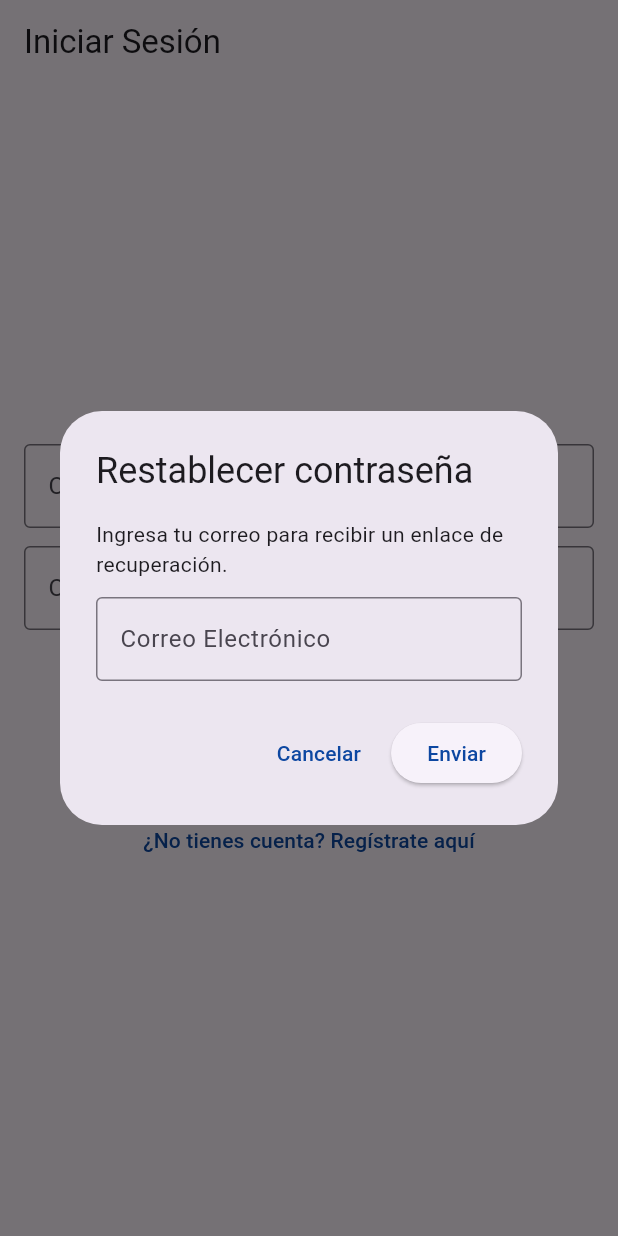
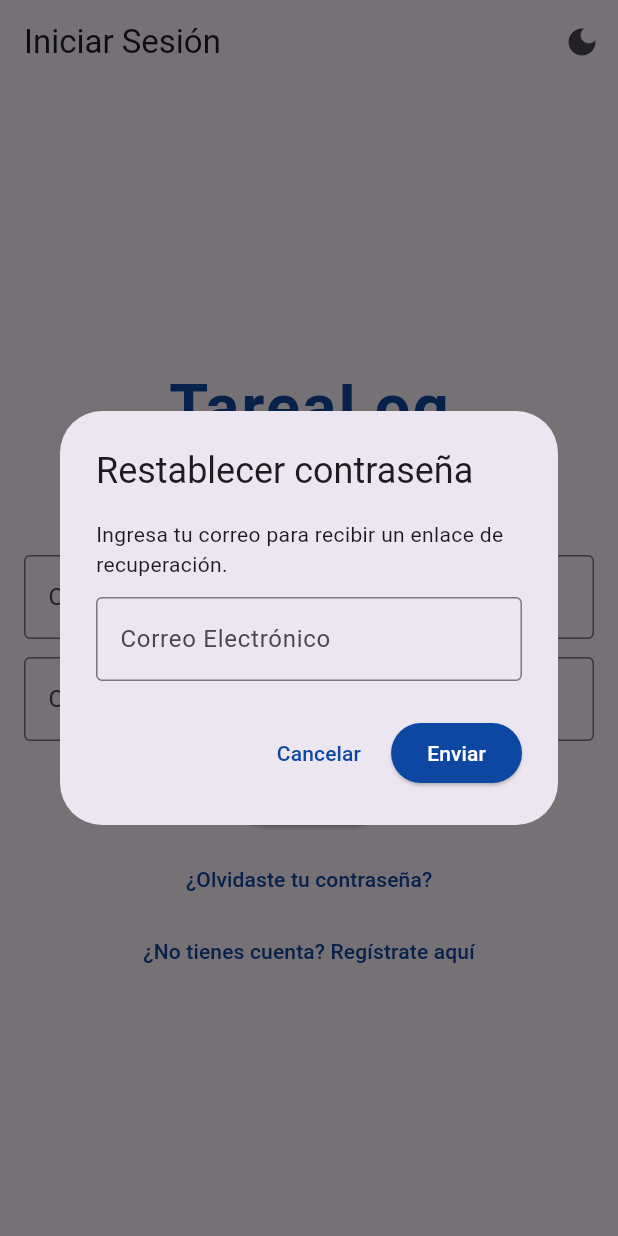
Before and after one commit to CristianRamirez023/TareaLog, a Flutter app: the screen it shows after launch, after a tap on "¿Olvidaste tu contraseña?", on a phone screen of 412 x 824 dp. Run offline on Flutter 3.47's test engine with Material 3 defaults, Android fonts, the phone set to English and light mode, and no system bars; our stand-ins replace cloud_firestore, firebase_auth, firebase_core, shared_preferences; accounts and stored records are empty.

Commit message:
feat: implementacion del  modo claro y oscuro

```diff
--- /dev/null
+++ b/lib/controllers/theme_controller.dart
@@ -0,0 +1,45 @@
+import 'package:flutter/material.dart';
+import 'package:shared_preferences/shared_preferences.dart';
+
+class ThemeController extends ChangeNotifier {
+  static const String _themeKey = 'theme_mode';
+
+  ThemeMode _themeMode = ThemeMode.system;
+
+  ThemeMode get themeMode => _themeMode;
+
+  ThemeController() {
+    _loadTheme();
+  }
+
+  // Carga la preferencia guardada al iniciar la app
+  Future<void> _loadTheme() async {
+    final prefs = await SharedPreferences.getInstance();
+    final String? saved = prefs.getString(_themeKey);
+
+    if (saved == 'light') {
+      _themeMode = ThemeMode.light;
+    } else if (saved == 'dark') {
+      _themeMode = ThemeMode.dark;
+    } else {
+      _themeMode = ThemeMode.system;
+    }
+    notifyListeners();
+  }
+
+  // Cambia y guarda la preferencia
+  Future<void> setThemeMode(ThemeMode mode) async {
+    _themeMode = mode;
+    notifyListeners();
+
+    final prefs = await SharedPreferences.getInstance();
+    await prefs.setString(_themeKey, mode.name);
+  }
+
+  // Alterna entre claro y oscuro (útil para un botón)
+  Future<void> toggleTheme() async {
+    final newMode =
+        _themeMode == ThemeMode.dark ? ThemeMode.light : ThemeMode.dark;
+    await setThemeMode(newMode);
+  }
+}
--- a/lib/main.dart
+++ b/lib/main.dart
@@ -5,12 +5,11 @@ import 'package:firebase_auth/firebase_auth.dart';
 import 'firebase_options.dart';
 import 'screens/auth_screen.dart';
 import 'screens/principal_screen.dart';
+import 'controllers/theme_controller.dart';
 
 void main() async {
-  // Asegura la inicialización de los bindings de Flutter antes de Firebase
   WidgetsFlutterBinding.ensureInitialized();
 
-  // Conecta la app con el proyecto de Firebase usando la configuración generada
   await Firebase.initializeApp(
     options: DefaultFirebaseOptions.currentPlatform,
   );
@@ -18,37 +17,58 @@ void main() async {
   runApp(const MyApp());
 }
 
-class MyApp extends StatelessWidget {
+class MyApp extends StatefulWidget {
   const MyApp({super.key});
 
   @override
+  State<MyApp> createState() => _MyAppState();
+}
+
+class _MyAppState extends State<MyApp> {
+  final ThemeController _themeController = ThemeController();
+
+  @override
   Widget build(BuildContext context) {
+    return AnimatedBuilder(
+      animation: _themeController,
+      builder: (context, _) {
         return MaterialApp(
           debugShowCheckedModeBanner: false,
           title: 'TareaLog',
-      theme: ThemeData(primarySwatch: Colors.deepPurple),
+          theme: ThemeData(
+            primarySwatch: Colors.deepPurple,
+            brightness: Brightness.light,
+          ),
+          darkTheme: ThemeData(
+            primarySwatch: Colors.deepPurple,
+            brightness: Brightness.dark,
+            scaffoldBackgroundColor: const Color(0xFF121212),
+            cardColor: const Color(0xFF1E1E1E),
+          ),
+          themeMode: _themeController.themeMode,
 
           // StreamBuilder actúa como el guardián de rutas (Router de sesión)
           home: StreamBuilder<User?>(
-        // Escucha los cambios de sesión de Firebase en tiempo real
             stream: FirebaseAuth.instance.authStateChanges(),
             builder: (context, snapshot) {
-          // 1. Mientras Firebase verifica si hay una sesión guardada, muestra pantalla de carga
+              // 1. Mientras Firebase verifica si hay sesión, loading
               if (snapshot.connectionState == ConnectionState.waiting) {
                 return const Scaffold(
                   body: Center(child: CircularProgressIndicator()),
                 );
               }
 
-          // 2. Si existe un usuario autenticado, lo manda a la pantalla principal
+              // 2. Si existe usuario autenticado → PrincipalScreen
               if (snapshot.hasData) {
-            return const PrincipalScreen();
+                return PrincipalScreen(themeController: _themeController);
               }
 
-          // 3. Si NO hay usuario autenticado (o cerró sesión), lo manda primero a AuthScreen
-          return const AuthScreen();
+              // 3. Si NO hay usuario → AuthScreen
+              return AuthScreen(themeController: _themeController);
             },
           ),
         );
+      },
+    );
   }
 }
--- a/lib/screens/auth_screen.dart
+++ b/lib/screens/auth_screen.dart
@@ -1,9 +1,12 @@
 import 'package:flutter/material.dart';
 import 'package:firebase_auth/firebase_auth.dart';
 import 'package:cloud_firestore/cloud_firestore.dart';
+import '/controllers/theme_controller.dart';
 
 class AuthScreen extends StatefulWidget {
-  const AuthScreen({super.key});
+  final ThemeController themeController;
+
+  const AuthScreen({super.key, required this.themeController});
 
   @override
   State<AuthScreen> createState() => _AuthScreenState();
@@ -19,9 +22,6 @@ class _AuthScreenState extends State<AuthScreen> {
 
   final List<String> _roles = ['Estudiante', 'Verificador'];
   String _selectedRole = 'Estudiante';
-
-  // Color azul oscuro personalizado para las letras de los botones
-  final Color _darkBlueColor = const Color(0xFF0D47A1);
 
   Future<void> _submitAuthForm() async {
     final email = _emailController.text.trim();
@@ -47,7 +47,6 @@ class _AuthScreenState extends State<AuthScreen> {
           password: password,
         );
 
-        // Se agregan verificadorId e inviteCode para soportar la vinculación
         await FirebaseFirestore.instance
             .collection('users')
             .doc(userCredential.user!.uid)
@@ -112,7 +111,14 @@ class _AuthScreenState extends State<AuthScreen> {
     _resetEmailController.text = _emailController.text;
     showDialog(
       context: context,
-      builder: (ctx) => AlertDialog(
+      builder: (ctx) {
+        final isDarkDialog =
+            Theme.of(ctx).brightness == Brightness.dark;
+        final azulDialog = isDarkDialog
+            ? const Color(0xFF64B5F6)
+            : const Color(0xFF0D47A1);
+
+        return AlertDialog(
           title: const Text('Restablecer contraseña'),
           content: Column(
             mainAxisSize: MainAxisSize.min,
@@ -133,21 +139,21 @@ class _AuthScreenState extends State<AuthScreen> {
           ),
           actions: [
             TextButton(
-            style: TextButton.styleFrom(
-              foregroundColor: _darkBlueColor,
-            ),
+              style: TextButton.styleFrom(foregroundColor: azulDialog),
               onPressed: () => Navigator.of(ctx).pop(),
               child: const Text('Cancelar'),
             ),
             ElevatedButton(
               style: ElevatedButton.styleFrom(
-              foregroundColor: _darkBlueColor,
+                backgroundColor: azulDialog,
+                foregroundColor: Colors.white,
               ),
               onPressed: _resetPassword,
               child: const Text('Enviar'),
             ),
           ],
-      ),
+        );
+      },
     );
   }
 
@@ -160,11 +166,61 @@ class _AuthScreenState extends State<AuthScreen> {
     );
   }
 
+  void _showThemeSelector() {
+    showModalBottomSheet(
+      context: context,
+      builder: (ctx) => SafeArea(
+        child: Column(
+          mainAxisSize: MainAxisSize.min,
+          children: [
+            ListTile(
+              leading: const Icon(Icons.light_mode),
+              title: const Text('Modo Claro'),
+              onTap: () {
+                widget.themeController.setThemeMode(ThemeMode.light);
+                Navigator.pop(ctx);
+              },
+            ),
+            ListTile(
+              leading: const Icon(Icons.dark_mode),
+              title: const Text('Modo Oscuro'),
+              onTap: () {
+                widget.themeController.setThemeMode(ThemeMode.dark);
+                Navigator.pop(ctx);
+              },
+            ),
+            ListTile(
+              leading: const Icon(Icons.settings_suggest),
+              title: const Text('Predeterminado del sistema'),
+              onTap: () {
+                widget.themeController.setThemeMode(ThemeMode.system);
+                Navigator.pop(ctx);
+              },
+            ),
+          ],
+        ),
+      ),
+    );
+  }
+
   @override
   Widget build(BuildContext context) {
+    final isDark = Theme.of(context).brightness == Brightness.dark;
+
+    final Color azulApp = isDark
+        ? const Color(0xFF64B5F6)
+        : const Color(0xFF0D47A1);
+
     return Scaffold(
       appBar: AppBar(
         title: Text(isLogin ? 'Iniciar Sesión' : 'Crear Cuenta'),
+        actions: [
+          IconButton(
+            icon: Icon(isDark ? Icons.light_mode : Icons.dark_mode),
+            tooltip: 'Cambiar tema',
+            onPressed: _showThemeSelector,
+          ),
+        ],
       ),
       body: Center(
         child: SingleChildScrollView(
@@ -173,6 +229,34 @@ class _AuthScreenState extends State<AuthScreen> {
             mainAxisAlignment: MainAxisAlignment.center,
             crossAxisAlignment: CrossAxisAlignment.center,
             children: [
+              // ==========================================================
+              // TÍTULO
+              // ==========================================================
+              const SizedBox(height: 20),
+              Text(
+                'TareaLog',
+                style: TextStyle(
+                  fontSize: 42,
+                  fontWeight: FontWeight.bold,
+                  color: azulApp,
+                  letterSpacing: 1.5,
+                ),
+              ),
+              const SizedBox(height: 8),
+              Text(
+                'Organiza tus tareas',
+                style: TextStyle(
+                  fontSize: 14,
+                  color: isDark
+                      ? const Color(0xFF90CAF9)
+                      : const Color(0xFF1565C0),
+                ),
+              ),
+              const SizedBox(height: 40),
+
+              // ==========================================================
+              // FORMULARIO
+              // ==========================================================
               TextField(
                 controller: _emailController,
                 keyboardType: TextInputType.emailAddress,
@@ -216,31 +300,32 @@ class _AuthScreenState extends State<AuthScreen> {
                 const SizedBox(height: 12),
               ],
 
-              if (isLogin) ...[
-                TextButton(
-                  style: TextButton.styleFrom(
-                    foregroundColor: _darkBlueColor,
-                  ),
-                  onPressed: _showResetPasswordDialog,
-                  child: const Text('¿Olvidaste tu contraseña?'),
-                ),
-                const SizedBox(height: 8),
-              ],
-
+              // 👇 BOTÓN INGRESAR (ahora va primero)
               if (isLoading)
                 const CircularProgressIndicator()
               else
                 ElevatedButton(
                   style: ElevatedButton.styleFrom(
-                    foregroundColor: _darkBlueColor,
+                    backgroundColor: azulApp,
+                    foregroundColor: Colors.white,
                   ),
                   onPressed: _submitAuthForm,
                   child: Text(isLogin ? 'Ingresar' : 'Registrar Cuenta'),
                 ),
+
+              // 👇 "¿OLVIDASTE TU CONTRASEÑA?" (ahora va después)
+              if (isLogin) ...[
+                const SizedBox(height: 8),
                 TextButton(
-                style: TextButton.styleFrom(
-                  foregroundColor: _darkBlueColor,
+                  style: TextButton.styleFrom(foregroundColor: azulApp),
+                  onPressed: _showResetPasswordDialog,
+                  child: const Text('¿Olvidaste tu contraseña?'),
                 ),
+              ],
+
+              // 👇 Cambiar entre login/registro
+              TextButton(
+                style: TextButton.styleFrom(foregroundColor: azulApp),
                 onPressed: () => setState(() => isLogin = !isLogin),
                 child: Text(
                   isLogin
--- a/pubspec.yaml
+++ b/pubspec.yaml
@@ -37,6 +37,7 @@ dependencies:
   firebase_core: ^4.14.0
   firebase_auth: ^6.6.1
   cloud_firestore: ^6.9.0
+  shared_preferences: ^2.3.2
 
 dev_dependencies:
   flutter_test:
```
Also changed, not shown: lib/screens/estudiante_screen.dart (+21 -12 lines), lib/screens/principal_screen.dart (+62 -16 lines), pubspec.lock, 1 other file. Lines whose indentation alone changed are shown as unchanged.
